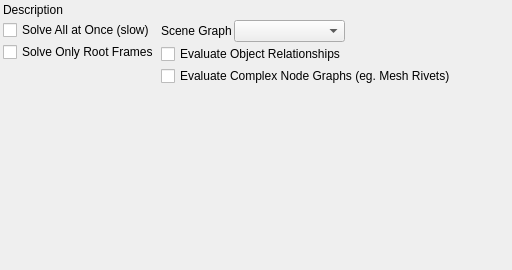
Qt form python/mmSolver/tools/solver/widget/solver_standard_widget.ui (david-cattermole/mayaMatchMoveSolver) before a commit.
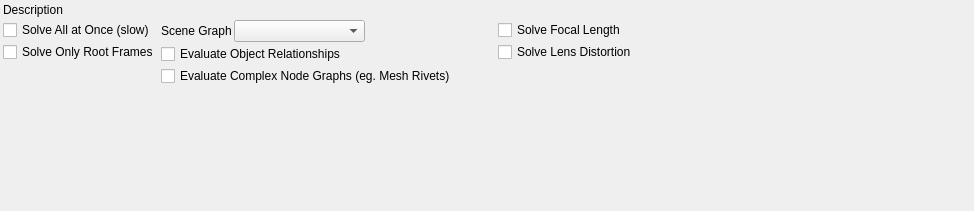
The same form after that commit.

Commit message: Solver UI can filter focal length or lens distortion attrs

Diff of the .ui file:
```diff
--- a/python/mmSolver/tools/solver/widget/solver_standard_widget.ui
+++ b/python/mmSolver/tools/solver/widget/solver_standard_widget.ui
@@ -6,8 +6,8 @@
    <rect>
     <x>0</x>
     <y>0</y>
-    <width>512</width>
-    <height>270</height>
+    <width>974</width>
+    <height>211</height>
    </rect>
   </property>
   <property name="windowTitle">
@@ -172,6 +172,43 @@
        </item>
       </layout>
      </item>
+     <item>
+      <layout class="QVBoxLayout" name="options3_layout">
+       <property name="spacing">
+        <number>2</number>
+       </property>
+       <item>
+        <widget class="QCheckBox" name="solveFocalLength_checkBox">
+         <property name="text">
+          <string>Solve Focal Length</string>
+         </property>
+        </widget>
+       </item>
+       <item>
+        <widget class="QCheckBox" name="solveLensDistortion_checkBox">
+         <property name="text">
+          <string>Solve Lens Distortion</string>
+         </property>
+        </widget>
+       </item>
+       <item>
+        <spacer name="verticalSpacer_4">
+         <property name="orientation">
+          <enum>Qt::Vertical</enum>
+         </property>
+         <property name="sizeType">
+          <enum>QSizePolicy::MinimumExpanding</enum>
+         </property>
+         <property name="sizeHint" stdset="0">
+          <size>
+           <width>10</width>
+           <height>1</height>
+          </size>
+         </property>
+        </spacer>
+       </item>
+      </layout>
+     </item>
      <item>
       <spacer name="horizontalSpacer">
        <property name="orientation">
```
The commit also changes 9 other files.
